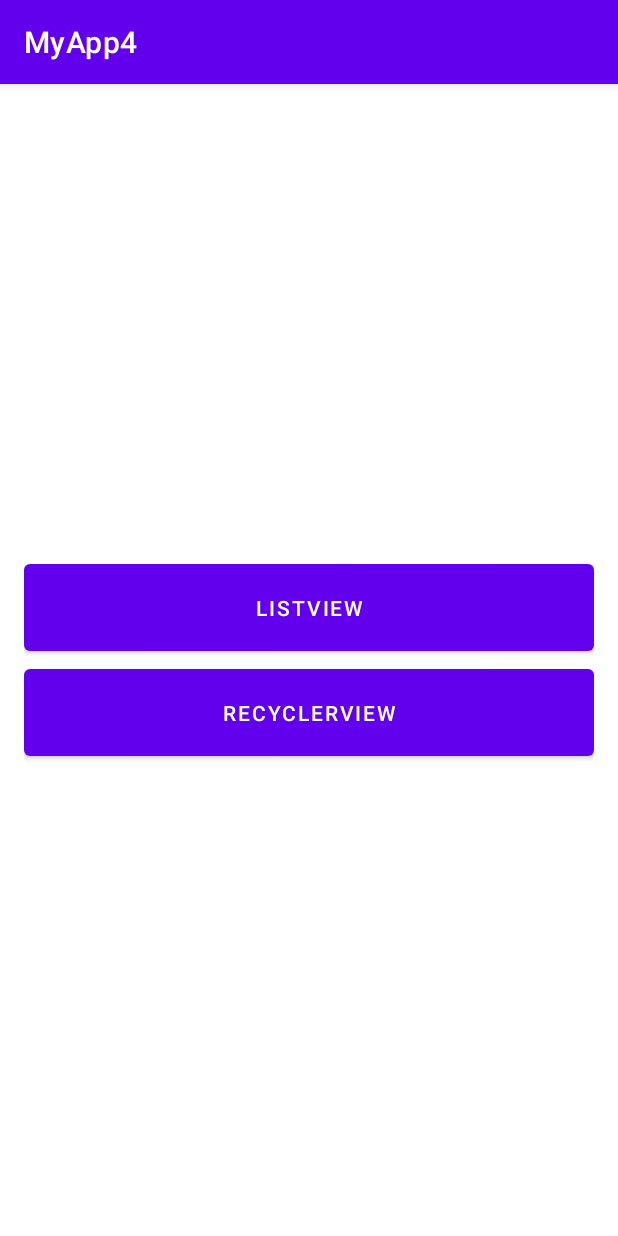
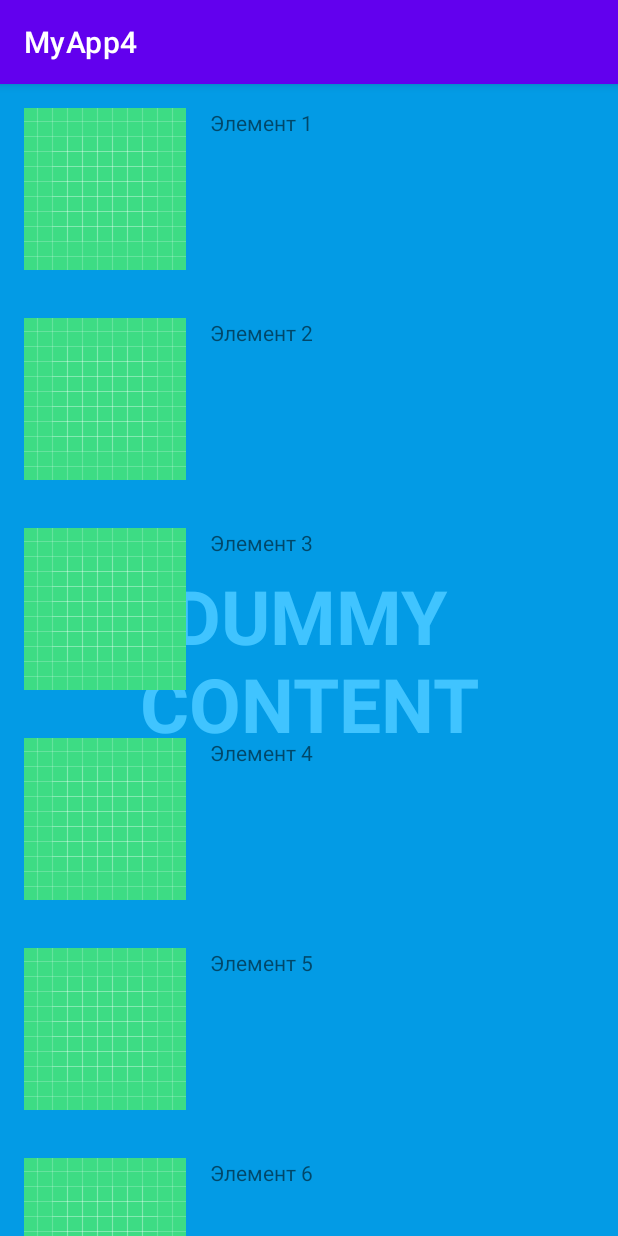
Before and after one commit to Dyaika/android_4th_sem, an Android app: the screen it shows after launch (MainActivity), after a tap on "RECYCLERVIEW", on a phone screen of 412 x 824 dp. Run offline under Robolectric (Android 15) with nearby library versions, the phone set to English and light mode, and no system bars.

Commit message:
pract 4 finished

```diff
--- a/MyApp4/app/src/main/java/com/example/myapp4/ListViewFragment.java
+++ b/MyApp4/app/src/main/java/com/example/myapp4/ListViewFragment.java
@@ -12,6 +12,7 @@ import android.app.Activity;
 import android.os.Bundle;
 import android.os.Handler;
 import android.os.Looper;
+import android.util.Log;
 import android.view.LayoutInflater;
 import android.view.MotionEvent;
 import android.view.View;
@@ -35,7 +36,7 @@ import java.util.List;
 public class ListViewFragment extends Fragment {
 
 
-    private static final String TAG = "mainfragment";
+    private static final String TAG = "listfragment";
 
     public ListViewFragment() {
         // Required empty public constructor
@@ -61,7 +62,8 @@ public class ListViewFragment extends Fragment {
         itemsList.setOnItemClickListener(new AdapterView.OnItemClickListener() {
             @Override
             public void onItemClick(AdapterView<?> adapterView, View view, int i, long l) {
-                Toast.makeText(getActivity(), "A", Toast.LENGTH_SHORT).show();
+                Toast.makeText(getActivity(), "" + l, Toast.LENGTH_SHORT).show();
+                Log.i(TAG, l + "");
             }
         });
         return view;
--- a/MyApp4/app/src/main/java/com/example/myapp4/MainFragment.java
+++ b/MyApp4/app/src/main/java/com/example/myapp4/MainFragment.java
@@ -43,7 +43,11 @@ public class MainFragment extends Fragment {
         recycBtn.setOnClickListener(new View.OnClickListener() {
             @Override
             public void onClick(View view) {
-                Toast.makeText(getActivity(), "to recycler", Toast.LENGTH_SHORT).show();
+                Fragment recfrag = new RecyclerViewFragment();
+                getParentFragmentManager().beginTransaction()
+                        .replace(R.id.fragment_container_view, recfrag)
+                        .addToBackStack(null)
+                        .commit();
             }
         });
         return view;
--- a/MyApp4/app/src/main/java/com/example/myapp4/RecyclerViewFragment.java
+++ b/MyApp4/app/src/main/java/com/example/myapp4/RecyclerViewFragment.java
@@ -3,62 +3,45 @@ package com.example.myapp4;
 import android.os.Bundle;
 
 import androidx.fragment.app.Fragment;
+import androidx.recyclerview.widget.LinearLayoutManager;
+import androidx.recyclerview.widget.RecyclerView;
 
 import android.view.LayoutInflater;
 import android.view.View;
 import android.view.ViewGroup;
 
-/**
- * A simple {@link Fragment} subclass.
- * Use the {@link RecyclerViewFragment#newInstance} factory method to
- * create an instance of this fragment.
- */
+import com.example.myapp4.adapters.MyRecyclerAdapter;
+import com.example.myapp4.pojo.Item;
+
+import java.util.ArrayList;
+import java.util.List;
+
+
 public class RecyclerViewFragment extends Fragment {
-
-    // TODO: Rename parameter arguments, choose names that match
-    // the fragment initialization parameters, e.g. ARG_ITEM_NUMBER
-    private static final String ARG_PARAM1 = "param1";
-    private static final String ARG_PARAM2 = "param2";
-
-    // TODO: Rename and change types of parameters
-    private String mParam1;
-    private String mParam2;
 
     public RecyclerViewFragment() {
         // Required empty public constructor
     }
 
-    /**
-     * Use this factory method to create a new instance of
-     * this fragment using the provided parameters.
-     *
-     * @param param1 Parameter 1.
-     * @param param2 Parameter 2.
-     * @return A new instance of fragment RecyclerViewFragment.
-     */
-    // TODO: Rename and change types and number of parameters
-    public static RecyclerViewFragment newInstance(String param1, String param2) {
-        RecyclerViewFragment fragment = new RecyclerViewFragment();
-        Bundle args = new Bundle();
-        args.putString(ARG_PARAM1, param1);
-        args.putString(ARG_PARAM2, param2);
-        fragment.setArguments(args);
-        return fragment;
-    }
 
     @Override
     public void onCreate(Bundle savedInstanceState) {
         super.onCreate(savedInstanceState);
-        if (getArguments() != null) {
-            mParam1 = getArguments().getString(ARG_PARAM1);
-            mParam2 = getArguments().getString(ARG_PARAM2);
-        }
     }
 
     @Override
     public View onCreateView(LayoutInflater inflater, ViewGroup container,
                              Bundle savedInstanceState) {
+        List<Item> items = new ArrayList<>();
+        for (int i = 0; i < 200; i++){
+            items.add(new Item(R.drawable.ic_launcher_background, "Элемент " + (i + 1)));
+        }
         // Inflate the layout for this fragment
-        return inflater.inflate(R.layout.fragment_recycler_view, container, false);
+        View view = inflater.inflate(R.layout.fragment_recycler_view, container, false);
+        RecyclerView recyclerView = view.findViewById(R.id.itemsList);
+        recyclerView.setLayoutManager(new LinearLayoutManager(getContext()));
+        MyRecyclerAdapter adapter = new MyRecyclerAdapter(items);
+        recyclerView.setAdapter(adapter);
+        return view;
     }
 }
--- /dev/null
+++ b/MyApp4/app/src/main/java/com/example/myapp4/adapters/MyRecyclerAdapter.java
@@ -0,0 +1,63 @@
+package com.example.myapp4.adapters;
+
+import android.util.Log;
+import android.view.LayoutInflater;
+import android.view.View;
+import android.view.ViewGroup;
+import android.widget.ImageView;
+import android.widget.TextView;
+import android.widget.Toast;
+
+import androidx.annotation.NonNull;
+import androidx.recyclerview.widget.RecyclerView;
+
+import com.example.myapp4.R;
+import com.example.myapp4.pojo.Item;
+
+import java.util.List;
+
+public class MyRecyclerAdapter extends RecyclerView.Adapter<MyRecyclerAdapter.ViewHolder> {
+    private final static String TAG = "recycler adapter";
+    private List<Item> items;
+
+    public MyRecyclerAdapter(List<Item> items) {
+        this.items = items;
+    }
+
+    @Override
+    public int getItemCount() {
+        return items.size();
+    }
+
+    @NonNull
+    @Override
+    public ViewHolder onCreateViewHolder(@NonNull ViewGroup parent, int viewType) {
+        View view = LayoutInflater.from(parent.getContext()).inflate(R.layout.list_item, parent, false);
+        return new ViewHolder(view);
+    }
+
+    @Override
+    public void onBindViewHolder(@NonNull ViewHolder holder, int position) {
+        Item item = items.get(position);
+        holder.itemView.setOnClickListener(new View.OnClickListener() {
+            @Override
+            public void onClick(View v) {
+                Toast.makeText(v.getContext(), "" + holder.getAdapterPosition(), Toast.LENGTH_SHORT).show();
+                Log.i(TAG, "" + holder.getAdapterPosition());
+            }
+        });
+        holder.text.setText(item.getText());
+        holder.image.setImageResource(item.getImg());
+    }
+
+    public static class ViewHolder extends RecyclerView.ViewHolder{
+        public ImageView image;
+        public TextView text;
+
+        public ViewHolder(@NonNull View itemView) {
+            super(itemView);
+            image = itemView.findViewById(R.id.icon);
+            text = itemView.findViewById(R.id.text);
+        }
+    }
+}
--- a/MyApp4/app/src/main/res/layout/fragment_recycler_view.xml
+++ b/MyApp4/app/src/main/res/layout/fragment_recycler_view.xml
@@ -3,12 +3,36 @@
     xmlns:tools="http://schemas.android.com/tools"
     android:layout_width="match_parent"
     android:layout_height="match_parent"
+    android:background="?attr/fullscreenBackgroundColor"
+    android:theme="@style/ThemeOverlay.MyApp4.FullscreenContainer"
     tools:context=".RecyclerViewFragment">
 
-    <!-- TODO: Update blank fragment layout -->
+    <!-- The primary full-screen view. This can be replaced with whatever view
+         is needed to present your content, e.g. VideoView, SurfaceView,
+         TextureView, etc. -->
     <TextView
+        android:id="@+id/fullscreen_content"
         android:layout_width="match_parent"
         android:layout_height="match_parent"
-        android:text="@string/hello_blank_fragment" />
+        android:gravity="center"
+        android:keepScreenOn="true"
+        android:text="@string/dummy_content"
+        android:textColor="?attr/fullscreenTextColor"
+        android:textSize="50sp"
+        android:textStyle="bold" />
+
+    <!-- This FrameLayout insets its children based on system windows using
+         android:fitsSystemWindows. -->
+    <FrameLayout
+        android:layout_width="match_parent"
+        android:layout_height="match_parent"
+        android:fitsSystemWindows="true">
+        <androidx.recyclerview.widget.RecyclerView
+            android:id="@+id/itemsList"
+            android:layout_width="match_parent"
+            android:layout_height="match_parent">
+
+        </androidx.recyclerview.widget.RecyclerView>
+    </FrameLayout>
 
 </FrameLayout>
```
